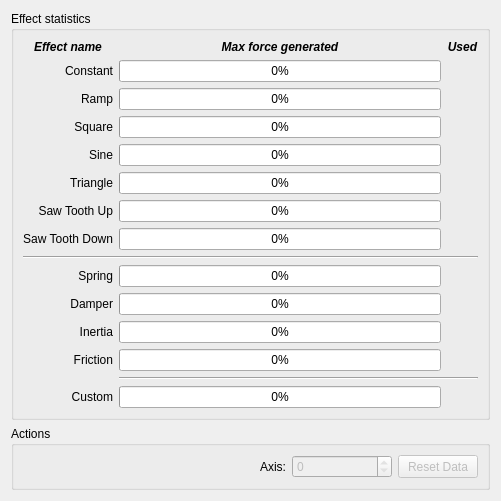
The window that res/effects_stats.ui (Ultrawipf/OpenFFBoard-configurator) describes before a commit, drawn with Qt 5.
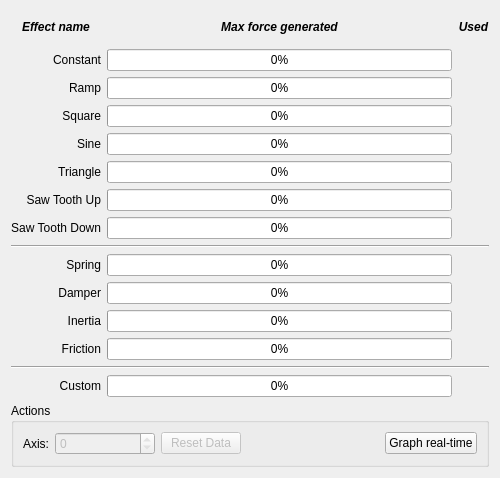
The same window after the commit.

Diff of the .ui file:
```diff
--- a/res/effects_stats.ui
+++ b/res/effects_stats.ui
@@ -6,12 +6,12 @@
    <rect>
     <x>0</x>
     <y>0</y>
-    <width>501</width>
-    <height>468</height>
+    <width>500</width>
+    <height>478</height>
    </rect>
   </property>
   <property name="sizePolicy">
-   <sizepolicy hsizetype="Preferred" vsizetype="Preferred">
+   <sizepolicy hsizetype="Fixed" vsizetype="Preferred">
     <horstretch>0</horstretch>
     <verstretch>0</verstretch>
    </sizepolicy>
@@ -31,15 +31,32 @@
   <property name="windowTitle">
    <string>Statistics</string>
   </property>
-  <layout class="QVBoxLayout" name="verticalLayout">
-   <item>
-    <widget class="QGroupBox" name="groupbox_controls">
-     <property name="title">
-      <string>Effect statistics</string>
+  <layout class="QGridLayout" name="gridLayout_3">
+   <item row="8" column="0" colspan="3">
+    <widget class="Line" name="line">
+     <property name="orientation">
+      <enum>Qt::Orientation::Horizontal</enum>
      </property>
-     <layout class="QGridLayout" name="gridLayout_2">
+    </widget>
+   </item>
+   <item row="5" column="0">
+    <widget class="QLabel" name="label_5">
+     <property name="text">
+      <string>Triangle</string>
+     </property>
+     <property name="alignment">
+      <set>Qt::AlignmentFlag::AlignRight|Qt::AlignmentFlag::AlignTrailing|Qt::AlignmentFlag::AlignVCenter</set>
+     </property>
+    </widget>
+   </item>
       <item row="6" column="1">
        <widget class="QProgressBar" name="progressBar_6">
+     <property name="sizePolicy">
+      <sizepolicy hsizetype="Preferred" vsizetype="Fixed">
+       <horstretch>0</horstretch>
+       <verstretch>0</verstretch>
+      </sizepolicy>
+     </property>
         <property name="maximum">
          <number>32767</number>
         </property>
@@ -48,52 +65,20 @@
         </property>
        </widget>
       </item>
+   <item row="14" column="2">
+    <widget class="QLabel" name="label_used_12">
+     <property name="text">
+      <string/>
+     </property>
+    </widget>
+   </item>
       <item row="11" column="0">
        <widget class="QLabel" name="label_10">
         <property name="text">
          <string>Inertia</string>
         </property>
         <property name="alignment">
-         <set>Qt::AlignRight|Qt::AlignTrailing|Qt::AlignVCenter</set>
-        </property>
-       </widget>
-      </item>
-      <item row="0" column="2">
-       <widget class="QLabel" name="label_16">
-        <property name="sizePolicy">
-         <sizepolicy hsizetype="Preferred" vsizetype="Preferred">
-          <horstretch>0</horstretch>
-          <verstretch>0</verstretch>
-         </sizepolicy>
-        </property>
-        <property name="autoFillBackground">
-         <bool>false</bool>
-        </property>
-        <property name="text">
-         <string>&lt;html&gt;&lt;head/&gt;&lt;body&gt;&lt;p&gt;&lt;span style=&quot; font-weight:696; font-style:italic;&quot;&gt;Used&lt;/span&gt;&lt;/p&gt;&lt;/body&gt;&lt;/html&gt;</string>
-        </property>
-        <property name="alignment">
-         <set>Qt::AlignCenter</set>
-        </property>
-       </widget>
-      </item>
-      <item row="3" column="1">
-       <widget class="QProgressBar" name="progressBar_3">
-        <property name="maximum">
-         <number>32767</number>
-        </property>
-        <property name="value">
-         <number>0</number>
-        </property>
-       </widget>
-      </item>
-      <item row="12" column="0">
-       <widget class="QLabel" name="label_11">
-        <property name="text">
-         <string>Friction</string>
-        </property>
-        <property name="alignment">
-         <set>Qt::AlignRight|Qt::AlignTrailing|Qt::AlignVCenter</set>
+      <set>Qt::AlignmentFlag::AlignRight|Qt::AlignmentFlag::AlignTrailing|Qt::AlignmentFlag::AlignVCenter</set>
         </property>
        </widget>
       </item>
@@ -107,63 +92,13 @@
         </property>
        </widget>
       </item>
-      <item row="9" column="1">
-       <widget class="QProgressBar" name="progressBar_8">
-        <property name="maximum">
-         <number>32767</number>
-        </property>
-        <property name="value">
-         <number>0</number>
-        </property>
-       </widget>
-      </item>
-      <item row="6" column="0">
-       <widget class="QLabel" name="label_6">
+   <item row="12" column="0">
+    <widget class="QLabel" name="label_11">
         <property name="text">
-         <string>Saw Tooth Up</string>
+      <string>Friction</string>
         </property>
         <property name="alignment">
-         <set>Qt::AlignRight|Qt::AlignTrailing|Qt::AlignVCenter</set>
-        </property>
-       </widget>
-      </item>
-      <item row="10" column="1">
-       <widget class="QProgressBar" name="progressBar_9">
-        <property name="maximum">
-         <number>32767</number>
-        </property>
-        <property name="value">
-         <number>0</number>
-        </property>
-       </widget>
-      </item>
-      <item row="3" column="0">
-       <widget class="QLabel" name="label_3">
-        <property name="text">
-         <string>Square</string>
-        </property>
-        <property name="alignment">
-         <set>Qt::AlignRight|Qt::AlignTrailing|Qt::AlignVCenter</set>
-        </property>
-       </widget>
-      </item>
-      <item row="1" column="0">
-       <widget class="QLabel" name="label">
-        <property name="text">
-         <string>Constant</string>
-        </property>
-        <property name="alignment">
-         <set>Qt::AlignRight|Qt::AlignTrailing|Qt::AlignVCenter</set>
-        </property>
-       </widget>
-      </item>
-      <item row="12" column="1">
-       <widget class="QProgressBar" name="progressBar_11">
-        <property name="maximum">
-         <number>32767</number>
-        </property>
-        <property name="value">
-         <number>0</number>
+      <set>Qt::AlignmentFlag::AlignRight|Qt::AlignmentFlag::AlignTrailing|Qt::AlignmentFlag::AlignVCenter</set>
         </property>
        </widget>
       </item>
@@ -173,12 +108,159 @@
          <string>Damper</string>
         </property>
         <property name="alignment">
-         <set>Qt::AlignRight|Qt::AlignTrailing|Qt::AlignVCenter</set>
+      <set>Qt::AlignmentFlag::AlignRight|Qt::AlignmentFlag::AlignTrailing|Qt::AlignmentFlag::AlignVCenter</set>
+     </property>
+    </widget>
+   </item>
+   <item row="4" column="2">
+    <widget class="QLabel" name="label_used_4">
+     <property name="text">
+      <string/>
+     </property>
+    </widget>
+   </item>
+   <item row="1" column="1">
+    <widget class="QProgressBar" name="progressBar">
+     <property name="sizePolicy">
+      <sizepolicy hsizetype="Expanding" vsizetype="Fixed">
+       <horstretch>0</horstretch>
+       <verstretch>0</verstretch>
+      </sizepolicy>
+     </property>
+     <property name="maximum">
+      <number>32767</number>
+     </property>
+     <property name="value">
+      <number>0</number>
+     </property>
+     <property name="invertedAppearance">
+      <bool>false</bool>
+     </property>
+    </widget>
+   </item>
+   <item row="6" column="2">
+    <widget class="QLabel" name="label_used_6">
+     <property name="text">
+      <string/>
+     </property>
+    </widget>
+   </item>
+   <item row="0" column="1">
+    <widget class="QLabel" name="label_14">
+     <property name="text">
+      <string>&lt;html&gt;&lt;head/&gt;&lt;body&gt;&lt;p&gt;&lt;span style=&quot; font-weight:696; font-style:italic;&quot;&gt;Max force generated&lt;/span&gt;&lt;/p&gt;&lt;/body&gt;&lt;/html&gt;</string>
+     </property>
+     <property name="alignment">
+      <set>Qt::AlignmentFlag::AlignCenter</set>
+     </property>
+    </widget>
+   </item>
+   <item row="3" column="1">
+    <widget class="QProgressBar" name="progressBar_3">
+     <property name="sizePolicy">
+      <sizepolicy hsizetype="Preferred" vsizetype="Fixed">
+       <horstretch>0</horstretch>
+       <verstretch>0</verstretch>
+      </sizepolicy>
+     </property>
+     <property name="maximum">
+      <number>32767</number>
+     </property>
+     <property name="value">
+      <number>0</number>
+     </property>
+    </widget>
+   </item>
+   <item row="7" column="2">
+    <widget class="QLabel" name="label_used_7">
+     <property name="text">
+      <string/>
+     </property>
+    </widget>
+   </item>
+   <item row="5" column="1">
+    <widget class="QProgressBar" name="progressBar_5">
+     <property name="sizePolicy">
+      <sizepolicy hsizetype="Preferred" vsizetype="Fixed">
+       <horstretch>0</horstretch>
+       <verstretch>0</verstretch>
+      </sizepolicy>
+     </property>
+     <property name="maximum">
+      <number>32767</number>
+     </property>
+     <property name="value">
+      <number>0</number>
+     </property>
+    </widget>
+   </item>
+   <item row="6" column="0">
+    <widget class="QLabel" name="label_6">
+     <property name="text">
+      <string>Saw Tooth Up</string>
+     </property>
+     <property name="alignment">
+      <set>Qt::AlignmentFlag::AlignRight|Qt::AlignmentFlag::AlignTrailing|Qt::AlignmentFlag::AlignVCenter</set>
+     </property>
+    </widget>
+   </item>
+   <item row="0" column="2">
+    <widget class="QLabel" name="label_16">
+     <property name="sizePolicy">
+      <sizepolicy hsizetype="Preferred" vsizetype="Preferred">
+       <horstretch>0</horstretch>
+       <verstretch>0</verstretch>
+      </sizepolicy>
+     </property>
+     <property name="autoFillBackground">
+      <bool>false</bool>
+     </property>
+     <property name="text">
+      <string>&lt;html&gt;&lt;head/&gt;&lt;body&gt;&lt;p&gt;&lt;span style=&quot; font-weight:696; font-style:italic;&quot;&gt;Used&lt;/span&gt;&lt;/p&gt;&lt;/body&gt;&lt;/html&gt;</string>
+     </property>
+     <property name="alignment">
+      <set>Qt::AlignmentFlag::AlignCenter</set>
+     </property>
+    </widget>
+   </item>
+   <item row="3" column="2">
+    <widget class="QLabel" name="label_used_3">
+     <property name="text">
+      <string/>
+     </property>
+    </widget>
+   </item>
+   <item row="9" column="2">
+    <widget class="QLabel" name="label_used_8">
+     <property name="text">
+      <string/>
+     </property>
+    </widget>
+   </item>
+   <item row="14" column="1">
+    <widget class="QProgressBar" name="progressBar_12">
+     <property name="sizePolicy">
+      <sizepolicy hsizetype="Preferred" vsizetype="Fixed">
+       <horstretch>0</horstretch>
+       <verstretch>0</verstretch>
+      </sizepolicy>
+     </property>
+     <property name="maximum">
+      <number>32767</number>
+     </property>
+     <property name="value">
+      <number>0</number>
         </property>
        </widget>
       </item>
       <item row="11" column="1">
        <widget class="QProgressBar" name="progressBar_10">
+     <property name="sizePolicy">
+      <sizepolicy hsizetype="Preferred" vsizetype="Fixed">
+       <horstretch>0</horstretch>
+       <verstretch>0</verstretch>
+      </sizepolicy>
+     </property>
         <property name="maximum">
          <number>32767</number>
         </property>
@@ -187,59 +269,37 @@
         </property>
        </widget>
       </item>
+   <item row="5" column="2">
+    <widget class="QLabel" name="label_used_5">
+     <property name="text">
+      <string/>
+     </property>
+    </widget>
+   </item>
+   <item row="10" column="2">
+    <widget class="QLabel" name="label_used_9">
+     <property name="text">
+      <string/>
+     </property>
+    </widget>
+   </item>
+   <item row="14" column="0">
+    <widget class="QLabel" name="label_12">
+     <property name="text">
+      <string>Custom</string>
+     </property>
+     <property name="alignment">
+      <set>Qt::AlignmentFlag::AlignRight|Qt::AlignmentFlag::AlignTrailing|Qt::AlignmentFlag::AlignVCenter</set>
+     </property>
+    </widget>
+   </item>
       <item row="4" column="0">
        <widget class="QLabel" name="label_4">
         <property name="text">
          <string>Sine</string>
         </property>
         <property name="alignment">
-         <set>Qt::AlignRight|Qt::AlignTrailing|Qt::AlignVCenter</set>
-        </property>
-       </widget>
-      </item>
-      <item row="0" column="1">
-       <widget class="QLabel" name="label_14">
-        <property name="text">
-         <string>&lt;html&gt;&lt;head/&gt;&lt;body&gt;&lt;p&gt;&lt;span style=&quot; font-weight:696; font-style:italic;&quot;&gt;Max force generated&lt;/span&gt;&lt;/p&gt;&lt;/body&gt;&lt;/html&gt;</string>
-        </property>
-        <property name="alignment">
-         <set>Qt::AlignCenter</set>
-        </property>
-       </widget>
-      </item>
-      <item row="0" column="0">
-       <widget class="QLabel" name="label_13">
-        <property name="autoFillBackground">
-         <bool>false</bool>
-        </property>
-        <property name="text">
-         <string>&lt;html&gt;&lt;head/&gt;&lt;body&gt;&lt;p&gt;&lt;span style=&quot; font-weight:696; font-style:italic;&quot;&gt;Effect name&lt;/span&gt;&lt;/p&gt;&lt;/body&gt;&lt;/html&gt;</string>
-        </property>
-        <property name="alignment">
-         <set>Qt::AlignCenter</set>
-        </property>
-       </widget>
-      </item>
-      <item row="14" column="1">
-       <widget class="QProgressBar" name="progressBar_12">
-        <property name="maximum">
-         <number>32767</number>
-        </property>
-        <property name="value">
-         <number>0</number>
-        </property>
-       </widget>
-      </item>
-      <item row="1" column="1">
-       <widget class="QProgressBar" name="progressBar">
-        <property name="maximum">
-         <number>32767</number>
-        </property>
-        <property name="value">
-         <number>0</number>
-        </property>
-        <property name="invertedAppearance">
-         <bool>false</bool>
+      <set>Qt::AlignmentFlag::AlignRight|Qt::AlignmentFlag::AlignTrailing|Qt::AlignmentFlag::AlignVCenter</set>
         </property>
        </widget>
       </item>
@@ -249,12 +309,48 @@
          <string>Spring</string>
         </property>
         <property name="alignment">
-         <set>Qt::AlignRight|Qt::AlignTrailing|Qt::AlignVCenter</set>
+      <set>Qt::AlignmentFlag::AlignRight|Qt::AlignmentFlag::AlignTrailing|Qt::AlignmentFlag::AlignVCenter</set>
+     </property>
+    </widget>
+   </item>
+   <item row="11" column="2">
+    <widget class="QLabel" name="label_used_10">
+     <property name="text">
+      <string/>
+     </property>
+    </widget>
+   </item>
+   <item row="2" column="2">
+    <widget class="QLabel" name="label_used_2">
+     <property name="text">
+      <string/>
+     </property>
+    </widget>
+   </item>
+   <item row="4" column="1">
+    <widget class="QProgressBar" name="progressBar_4">
+     <property name="sizePolicy">
+      <sizepolicy hsizetype="Preferred" vsizetype="Fixed">
+       <horstretch>0</horstretch>
+       <verstretch>0</verstretch>
+      </sizepolicy>
+     </property>
+     <property name="maximum">
+      <number>32767</number>
+     </property>
+     <property name="value">
+      <number>0</number>
         </property>
        </widget>
       </item>
       <item row="2" column="1">
        <widget class="QProgressBar" name="progressBar_2">
+     <property name="sizePolicy">
+      <sizepolicy hsizetype="Preferred" vsizetype="Fixed">
+       <horstretch>0</horstretch>
+       <verstretch>0</verstretch>
+      </sizepolicy>
+     </property>
         <property name="maximum">
          <number>32767</number>
         </property>
@@ -263,8 +359,46 @@
         </property>
        </widget>
       </item>
-      <item row="5" column="1">
-       <widget class="QProgressBar" name="progressBar_5">
+   <item row="9" column="1">
+    <widget class="QProgressBar" name="progressBar_8">
+     <property name="sizePolicy">
+      <sizepolicy hsizetype="Preferred" vsizetype="Fixed">
+       <horstretch>0</horstretch>
+       <verstretch>0</verstretch>
+      </sizepolicy>
+     </property>
+     <property name="maximum">
+      <number>32767</number>
+     </property>
+     <property name="value">
+      <number>0</number>
+     </property>
+    </widget>
+   </item>
+   <item row="10" column="1">
+    <widget class="QProgressBar" name="progressBar_9">
+     <property name="sizePolicy">
+      <sizepolicy hsizetype="Preferred" vsizetype="Fixed">
+       <horstretch>0</horstretch>
+       <verstretch>0</verstretch>
+      </sizepolicy>
+     </property>
+     <property name="maximum">
+      <number>32767</number>
+     </property>
+     <property name="value">
+      <number>0</number>
+     </property>
+    </widget>
+   </item>
+   <item row="12" column="1">
+    <widget class="QProgressBar" name="progressBar_11">
+     <property name="sizePolicy">
+      <sizepolicy hsizetype="Preferred" vsizetype="Fixed">
+       <horstretch>0</horstretch>
+       <verstretch>0</verstretch>
+      </sizepolicy>
+     </property>
         <property name="maximum">
          <number>32767</number>
         </property>
@@ -275,6 +409,12 @@
       </item>
       <item row="7" column="1">
        <widget class="QProgressBar" name="progressBar_7">
+     <property name="sizePolicy">
+      <sizepolicy hsizetype="Preferred" vsizetype="Fixed">
+       <horstretch>0</horstretch>
+       <verstretch>0</verstretch>
+      </sizepolicy>
+     </property>
         <property name="maximum">
          <number>32767</number>
         </property>
@@ -283,13 +423,43 @@
         </property>
        </widget>
       </item>
-      <item row="4" column="1">
-       <widget class="QProgressBar" name="progressBar_4">
-        <property name="maximum">
-         <number>32767</number>
-        </property>
-        <property name="value">
-         <number>0</number>
+   <item row="12" column="2">
+    <widget class="QLabel" name="label_used_11">
+     <property name="text">
+      <string/>
+     </property>
+    </widget>
+   </item>
+   <item row="3" column="0">
+    <widget class="QLabel" name="label_3">
+     <property name="text">
+      <string>Square</string>
+     </property>
+     <property name="alignment">
+      <set>Qt::AlignmentFlag::AlignRight|Qt::AlignmentFlag::AlignTrailing|Qt::AlignmentFlag::AlignVCenter</set>
+     </property>
+    </widget>
+   </item>
+   <item row="1" column="0">
+    <widget class="QLabel" name="label">
+     <property name="text">
+      <string>Constant</string>
+     </property>
+     <property name="alignment">
+      <set>Qt::AlignmentFlag::AlignRight|Qt::AlignmentFlag::AlignTrailing|Qt::AlignmentFlag::AlignVCenter</set>
+     </property>
+    </widget>
+   </item>
+   <item row="0" column="0">
+    <widget class="QLabel" name="label_13">
+     <property name="autoFillBackground">
+      <bool>false</bool>
+     </property>
+     <property name="text">
+      <string>&lt;html&gt;&lt;head/&gt;&lt;body&gt;&lt;p&gt;&lt;span style=&quot; font-weight:696; font-style:italic;&quot;&gt;Effect name&lt;/span&gt;&lt;/p&gt;&lt;/body&gt;&lt;/html&gt;</string>
+     </property>
+     <property name="alignment">
+      <set>Qt::AlignmentFlag::AlignCenter</set>
         </property>
        </widget>
       </item>
@@ -299,41 +469,7 @@
          <string>Ramp</string>
         </property>
         <property name="alignment">
-         <set>Qt::AlignRight|Qt::AlignTrailing|Qt::AlignVCenter</set>
-        </property>
-       </widget>
-      </item>
-      <item row="14" column="0">
-       <widget class="QLabel" name="label_12">
-        <property name="text">
-         <string>Custom</string>
-        </property>
-        <property name="alignment">
-         <set>Qt::AlignRight|Qt::AlignTrailing|Qt::AlignVCenter</set>
-        </property>
-       </widget>
-      </item>
-      <item row="5" column="0">
-       <widget class="QLabel" name="label_5">
-        <property name="text">
-         <string>Triangle</string>
-        </property>
-        <property name="alignment">
-         <set>Qt::AlignRight|Qt::AlignTrailing|Qt::AlignVCenter</set>
-        </property>
-       </widget>
-      </item>
-      <item row="13" column="1" colspan="2">
-       <widget class="Line" name="line_2">
-        <property name="orientation">
-         <enum>Qt::Horizontal</enum>
-        </property>
-       </widget>
-      </item>
-      <item row="8" column="0" colspan="3">
-       <widget class="Line" name="line">
-        <property name="orientation">
-         <enum>Qt::Horizontal</enum>
+      <set>Qt::AlignmentFlag::AlignRight|Qt::AlignmentFlag::AlignTrailing|Qt::AlignmentFlag::AlignVCenter</set>
         </property>
        </widget>
       </item>
@@ -344,112 +480,26 @@
         </property>
        </widget>
       </item>
-      <item row="2" column="2">
-       <widget class="QLabel" name="label_used_2">
-        <property name="text">
-         <string/>
+   <item row="13" column="0" colspan="3">
+    <widget class="Line" name="line_2">
+     <property name="orientation">
+      <enum>Qt::Orientation::Horizontal</enum>
         </property>
        </widget>
       </item>
-      <item row="3" column="2">
-       <widget class="QLabel" name="label_used_3">
-        <property name="text">
-         <string/>
-        </property>
-       </widget>
-      </item>
-      <item row="4" column="2">
-       <widget class="QLabel" name="label_used_4">
-        <property name="text">
-         <string/>
-        </property>
-       </widget>
-      </item>
-      <item row="5" column="2">
-       <widget class="QLabel" name="label_used_5">
-        <property name="text">
-         <string/>
-        </property>
-       </widget>
-      </item>
-      <item row="6" column="2">
-       <widget class="QLabel" name="label_used_6">
-        <property name="text">
-         <string/>
-        </property>
-       </widget>
-      </item>
-      <item row="7" column="2">
-       <widget class="QLabel" name="label_used_7">
-        <property name="text">
-         <string/>
-        </property>
-       </widget>
-      </item>
-      <item row="9" column="2">
-       <widget class="QLabel" name="label_used_8">
-        <property name="text">
-         <string/>
-        </property>
-       </widget>
-      </item>
-      <item row="10" column="2">
-       <widget class="QLabel" name="label_used_9">
-        <property name="text">
-         <string/>
-        </property>
-       </widget>
-      </item>
-      <item row="11" column="2">
-       <widget class="QLabel" name="label_used_10">
-        <property name="text">
-         <string/>
-        </property>
-       </widget>
-      </item>
-      <item row="12" column="2">
-       <widget class="QLabel" name="label_used_11">
-        <property name="text">
-         <string/>
-        </property>
-       </widget>
-      </item>
-      <item row="14" column="2">
-       <widget class="QLabel" name="label_used_12">
-        <property name="text">
-         <string/>
-        </property>
-       </widget>
-      </item>
-     </layout>
-    </widget>
-   </item>
-   <item>
+   <item row="17" column="0" colspan="3">
     <widget class="QGroupBox" name="groupBox">
      <property name="title">
       <string>Actions</string>
      </property>
      <layout class="QGridLayout" name="gridLayout">
-      <item row="0" column="0">
-       <spacer name="horizontalSpacer">
-        <property name="orientation">
-         <enum>Qt::Horizontal</enum>
-        </property>
-        <property name="sizeHint" stdset="0">
-         <size>
-          <width>40</width>
-          <height>20</height>
-         </size>
-        </property>
-       </spacer>
-      </item>
       <item row="0" column="3">
        <widget class="QPushButton" name="pushButton_ResetData">
         <property name="enabled">
          <bool>false</bool>
         </property>
         <property name="sizePolicy">
-         <sizepolicy hsizetype="Minimum" vsizetype="Minimum">
+         <sizepolicy hsizetype="Fixed" vsizetype="Fixed">
           <horstretch>0</horstretch>
           <verstretch>0</verstretch>
          </sizepolicy>
@@ -464,6 +514,12 @@
         <property name="enabled">
          <bool>false</bool>
         </property>
+        <property name="sizePolicy">
+         <sizepolicy hsizetype="Preferred" vsizetype="Fixed">
+          <horstretch>0</horstretch>
+          <verstretch>0</verstretch>
+         </sizepolicy>
+        </property>
         <property name="minimumSize">
          <size>
           <width>100</width>
@@ -475,13 +531,42 @@
         </property>
        </widget>
       </item>
+      <item row="0" column="4">
+       <spacer name="horizontalSpacer">
+        <property name="orientation">
+         <enum>Qt::Orientation::Horizontal</enum>
+        </property>
+        <property name="sizeType">
+         <enum>QSizePolicy::Policy::Expanding</enum>
+        </property>
+        <property name="sizeHint" stdset="0">
+         <size>
+          <width>40</width>
+          <height>20</height>
+         </size>
+        </property>
+       </spacer>
+      </item>
       <item row="0" column="1">
        <widget class="QLabel" name="label_15">
+        <property name="sizePolicy">
+         <sizepolicy hsizetype="Fixed" vsizetype="Preferred">
+          <horstretch>0</horstretch>
+          <verstretch>0</verstretch>
+         </sizepolicy>
+        </property>
         <property name="text">
          <string>Axis:</string>
         </property>
         <property name="alignment">
-         <set>Qt::AlignRight|Qt::AlignTrailing|Qt::AlignVCenter</set>
+         <set>Qt::AlignmentFlag::AlignRight|Qt::AlignmentFlag::AlignTrailing|Qt::AlignmentFlag::AlignVCenter</set>
+        </property>
+       </widget>
+      </item>
+      <item row="0" column="5">
+       <widget class="QPushButton" name="pushButton_graph">
+        <property name="text">
+         <string>Graph real-time</string>
         </property>
        </widget>
       </item>
```
Left out of the diff: 2 changed lines with no effect on the pictures. Lines whose indentation alone changed are shown as unchanged.
